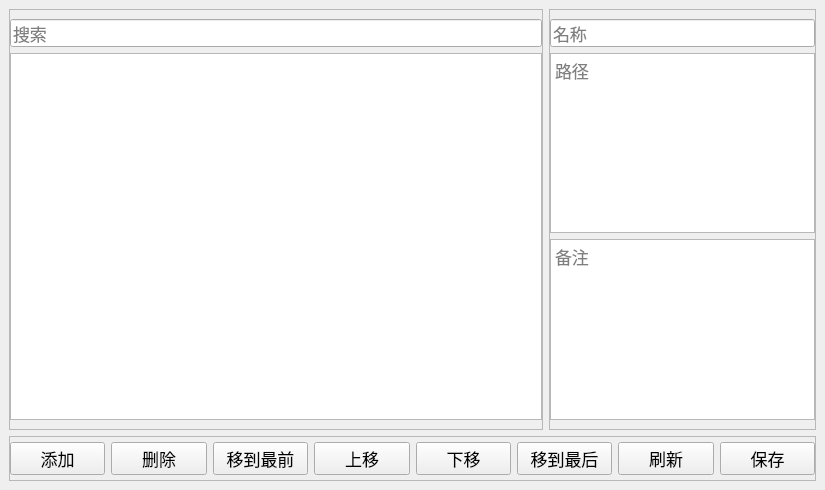
Before: the Qt Designer form ui/main_window.ui in suifengpiaoyang/PathManager, drawn with Qt 5.
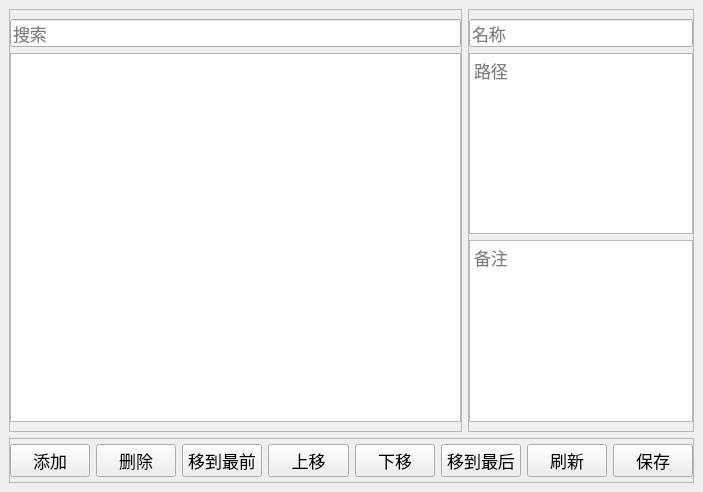
After: the same form once the commit is applied. Custom widgets are drawn as their Qt base class.

Commit message: 改变窗口形状和大小

The edit to the form file:
```diff
--- a/ui/main_window.ui
+++ b/ui/main_window.ui
@@ -6,8 +6,8 @@
    <rect>
     <x>0</x>
     <y>0</y>
-    <width>825</width>
-    <height>490</height>
+    <width>703</width>
+    <height>492</height>
    </rect>
   </property>
   <property name="font">
```
Left out of the diff: 4 changed lines with no effect on the pictures.
